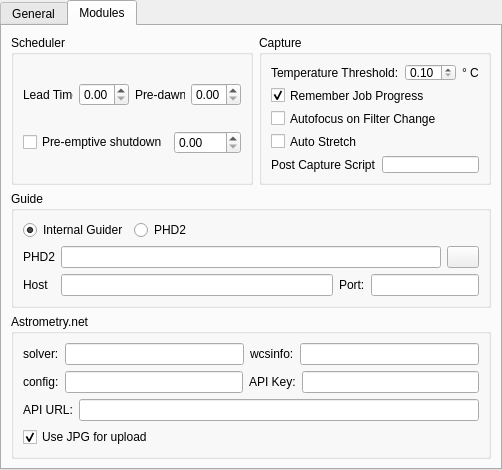
This is kstars/ekos/opsekos.ui in KDE/kstars as Qt 5 draws it before an edit. The edited form follows.
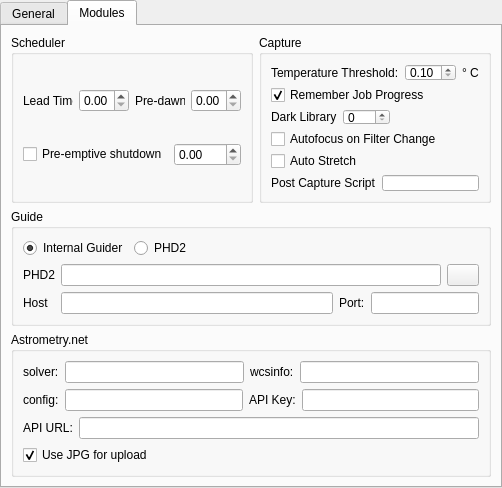
This is the edited form. The open tabs and pages were chosen to show the change.

Commit message: + Dark Library working in capture module. + Fix issues with setting FITS dir + Fix issue with Preview tab title being hidden after a capture when the previous capture is a batch image. + Autostretch only runs on FITS_NONE images. + Remove useless and broken gamma slider. + White space cleanups.

```diff
--- a/kstars/ekos/opsekos.ui
+++ b/kstars/ekos/opsekos.ui
@@ -7,7 +7,7 @@
     <x>0</x>
     <y>0</y>
     <width>502</width>
-    <height>470</height>
+    <height>488</height>
    </rect>
   </property>
   <property name="windowTitle">
@@ -230,6 +230,43 @@
            </item>
           </layout>
          </item>
+         <item>
+          <layout class="QHBoxLayout" name="horizontalLayout_12">
+           <item>
+            <widget class="QLabel" name="label_6">
+             <property name="toolTip">
+              <string>Reuse dark frames from the dark library for this many days. If exceeded, a new dark frame shall be captured and stored for future use.</string>
+             </property>
+             <property name="text">
+              <string>Dark Library</string>
+             </property>
+            </widget>
+           </item>
+           <item>
+            <widget class="QSpinBox" name="kcfg_DarkLibraryDuration">
+             <property name="maximum">
+              <number>365</number>
+             </property>
+             <property name="singleStep">
+              <number>10</number>
+             </property>
+            </widget>
+           </item>
+           <item>
+            <spacer name="horizontalSpacer_3">
+             <property name="orientation">
+              <enum>Qt::Horizontal</enum>
+             </property>
+             <property name="sizeHint" stdset="0">
+              <size>
+               <width>40</width>
+               <height>20</height>
+              </size>
+             </property>
+            </spacer>
+           </item>
+          </layout>
+         </item>
          <item>
           <widget class="QCheckBox" name="kcfg_AutoFocusOnFilterChange">
            <property name="toolTip">
```
The commit also changes 19 other files.
